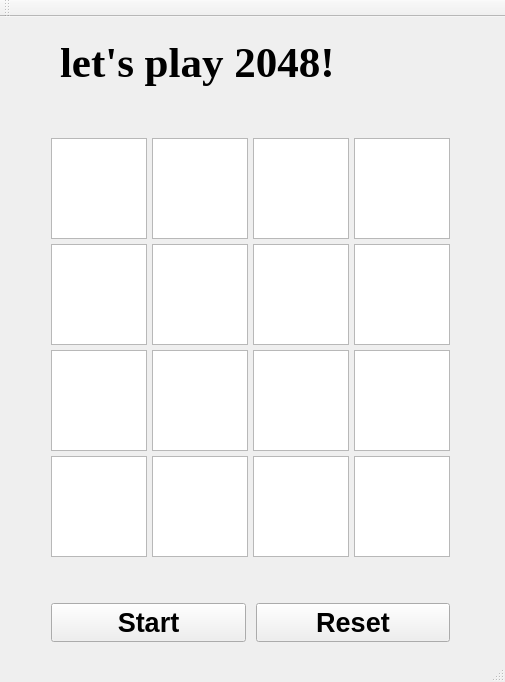
The window that Qt2048/Qt2048.ui (uianster/2048CPP) describes before a commit, drawn with Qt 5.
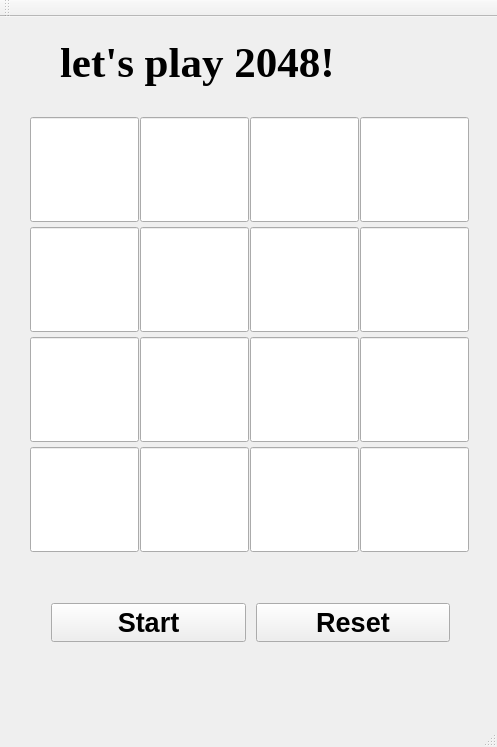
The same window after the commit.

Diff of the .ui file:
```diff
--- a/Qt2048/Qt2048.ui
+++ b/Qt2048/Qt2048.ui
@@ -6,253 +6,14 @@
    <rect>
     <x>0</x>
     <y>0</y>
-    <width>505</width>
-    <height>682</height>
+    <width>497</width>
+    <height>747</height>
    </rect>
   </property>
   <property name="windowTitle">
    <string>Qt2048</string>
   </property>
   <widget class="QWidget" name="centralWidget">
-   <widget class="QWidget" name="gridLayoutWidget">
-    <property name="geometry">
-     <rect>
-      <x>40</x>
-      <y>110</y>
-      <width>421</width>
-      <height>441</height>
-     </rect>
-    </property>
-    <layout class="QGridLayout" name="gridLayout">
-     <property name="spacing">
-      <number>5</number>
-     </property>
-     <item row="2" column="0">
-      <widget class="QTextEdit" name="Elemet_5">
-       <property name="readOnly">
-        <bool>true</bool>
-       </property>
-       <property name="html">
-        <string>&lt;!DOCTYPE HTML PUBLIC &quot;-//W3C//DTD HTML 4.0//EN&quot; &quot;http://www.w3.org/TR/REC-html40/strict.dtd&quot;&gt;
-&lt;html&gt;&lt;head&gt;&lt;meta name=&quot;qrichtext&quot; content=&quot;1&quot; /&gt;&lt;style type=&quot;text/css&quot;&gt;
-p, li { white-space: pre-wrap; }
-&lt;/style&gt;&lt;/head&gt;&lt;body style=&quot; font-family:'SimSun'; font-size:9pt; font-weight:400; font-style:normal;&quot;&gt;
-&lt;p style=&quot;-qt-paragraph-type:empty; margin-top:0px; margin-bottom:0px; margin-left:0px; margin-right:0px; -qt-block-indent:0; text-indent:0px;&quot;&gt;&lt;br /&gt;&lt;/p&gt;&lt;/body&gt;&lt;/html&gt;</string>
-       </property>
-      </widget>
-     </item>
-     <item row="1" column="0">
-      <widget class="QTextEdit" name="Elemet_9">
-       <property name="readOnly">
-        <bool>true</bool>
-       </property>
-       <property name="html">
-        <string>&lt;!DOCTYPE HTML PUBLIC &quot;-//W3C//DTD HTML 4.0//EN&quot; &quot;http://www.w3.org/TR/REC-html40/strict.dtd&quot;&gt;
-&lt;html&gt;&lt;head&gt;&lt;meta name=&quot;qrichtext&quot; content=&quot;1&quot; /&gt;&lt;style type=&quot;text/css&quot;&gt;
-p, li { white-space: pre-wrap; }
-&lt;/style&gt;&lt;/head&gt;&lt;body style=&quot; font-family:'SimSun'; font-size:9pt; font-weight:400; font-style:normal;&quot;&gt;
-&lt;p style=&quot;-qt-paragraph-type:empty; margin-top:0px; margin-bottom:0px; margin-left:0px; margin-right:0px; -qt-block-indent:0; text-indent:0px;&quot;&gt;&lt;br /&gt;&lt;/p&gt;&lt;/body&gt;&lt;/html&gt;</string>
-       </property>
-      </widget>
-     </item>
-     <item row="0" column="0">
-      <widget class="QTextEdit" name="Elemet_13">
-       <property name="readOnly">
-        <bool>true</bool>
-       </property>
-       <property name="html">
-        <string>&lt;!DOCTYPE HTML PUBLIC &quot;-//W3C//DTD HTML 4.0//EN&quot; &quot;http://www.w3.org/TR/REC-html40/strict.dtd&quot;&gt;
-&lt;html&gt;&lt;head&gt;&lt;meta name=&quot;qrichtext&quot; content=&quot;1&quot; /&gt;&lt;style type=&quot;text/css&quot;&gt;
-p, li { white-space: pre-wrap; }
-&lt;/style&gt;&lt;/head&gt;&lt;body style=&quot; font-family:'SimSun'; font-size:9pt; font-weight:400; font-style:normal;&quot;&gt;
-&lt;p style=&quot;-qt-paragraph-type:empty; margin-top:0px; margin-bottom:0px; margin-left:0px; margin-right:0px; -qt-block-indent:0; text-indent:0px;&quot;&gt;&lt;br /&gt;&lt;/p&gt;&lt;/body&gt;&lt;/html&gt;</string>
-       </property>
-      </widget>
-     </item>
-     <item row="3" column="1">
-      <widget class="QTextEdit" name="Elemet_2">
-       <property name="readOnly">
-        <bool>true</bool>
-       </property>
-       <property name="html">
-        <string>&lt;!DOCTYPE HTML PUBLIC &quot;-//W3C//DTD HTML 4.0//EN&quot; &quot;http://www.w3.org/TR/REC-html40/strict.dtd&quot;&gt;
-&lt;html&gt;&lt;head&gt;&lt;meta name=&quot;qrichtext&quot; content=&quot;1&quot; /&gt;&lt;style type=&quot;text/css&quot;&gt;
-p, li { white-space: pre-wrap; }
-&lt;/style&gt;&lt;/head&gt;&lt;body style=&quot; font-family:'SimSun'; font-size:9pt; font-weight:400; font-style:normal;&quot;&gt;
-&lt;p style=&quot;-qt-paragraph-type:empty; margin-top:0px; margin-bottom:0px; margin-left:0px; margin-right:0px; -qt-block-indent:0; text-indent:0px;&quot;&gt;&lt;br /&gt;&lt;/p&gt;&lt;/body&gt;&lt;/html&gt;</string>
-       </property>
-      </widget>
-     </item>
-     <item row="0" column="2">
-      <widget class="QTextEdit" name="Elemet_15">
-       <property name="readOnly">
-        <bool>true</bool>
-       </property>
-       <property name="html">
-        <string>&lt;!DOCTYPE HTML PUBLIC &quot;-//W3C//DTD HTML 4.0//EN&quot; &quot;http://www.w3.org/TR/REC-html40/strict.dtd&quot;&gt;
-&lt;html&gt;&lt;head&gt;&lt;meta name=&quot;qrichtext&quot; content=&quot;1&quot; /&gt;&lt;style type=&quot;text/css&quot;&gt;
-p, li { white-space: pre-wrap; }
-&lt;/style&gt;&lt;/head&gt;&lt;body style=&quot; font-family:'SimSun'; font-size:9pt; font-weight:400; font-style:normal;&quot;&gt;
-&lt;p style=&quot;-qt-paragraph-type:empty; margin-top:0px; margin-bottom:0px; margin-left:0px; margin-right:0px; -qt-block-indent:0; text-indent:0px;&quot;&gt;&lt;br /&gt;&lt;/p&gt;&lt;/body&gt;&lt;/html&gt;</string>
-       </property>
-      </widget>
-     </item>
-     <item row="1" column="2">
-      <widget class="QTextEdit" name="Elemet_11">
-       <property name="readOnly">
-        <bool>true</bool>
-       </property>
-       <property name="html">
-        <string>&lt;!DOCTYPE HTML PUBLIC &quot;-//W3C//DTD HTML 4.0//EN&quot; &quot;http://www.w3.org/TR/REC-html40/strict.dtd&quot;&gt;
-&lt;html&gt;&lt;head&gt;&lt;meta name=&quot;qrichtext&quot; content=&quot;1&quot; /&gt;&lt;style type=&quot;text/css&quot;&gt;
-p, li { white-space: pre-wrap; }
-&lt;/style&gt;&lt;/head&gt;&lt;body style=&quot; font-family:'SimSun'; font-size:9pt; font-weight:400; font-style:normal;&quot;&gt;
-&lt;p style=&quot;-qt-paragraph-type:empty; margin-top:0px; margin-bottom:0px; margin-left:0px; margin-right:0px; -qt-block-indent:0; text-indent:0px;&quot;&gt;&lt;br /&gt;&lt;/p&gt;&lt;/body&gt;&lt;/html&gt;</string>
-       </property>
-      </widget>
-     </item>
-     <item row="2" column="1">
-      <widget class="QTextEdit" name="Elemet_6">
-       <property name="readOnly">
-        <bool>true</bool>
-       </property>
-       <property name="html">
-        <string>&lt;!DOCTYPE HTML PUBLIC &quot;-//W3C//DTD HTML 4.0//EN&quot; &quot;http://www.w3.org/TR/REC-html40/strict.dtd&quot;&gt;
-&lt;html&gt;&lt;head&gt;&lt;meta name=&quot;qrichtext&quot; content=&quot;1&quot; /&gt;&lt;style type=&quot;text/css&quot;&gt;
-p, li { white-space: pre-wrap; }
-&lt;/style&gt;&lt;/head&gt;&lt;body style=&quot; font-family:'SimSun'; font-size:9pt; font-weight:400; font-style:normal;&quot;&gt;
-&lt;p style=&quot;-qt-paragraph-type:empty; margin-top:0px; margin-bottom:0px; margin-left:0px; margin-right:0px; -qt-block-indent:0; text-indent:0px;&quot;&gt;&lt;br /&gt;&lt;/p&gt;&lt;/body&gt;&lt;/html&gt;</string>
-       </property>
-      </widget>
-     </item>
-     <item row="1" column="1">
-      <widget class="QTextEdit" name="Elemet_10">
-       <property name="readOnly">
-        <bool>true</bool>
-       </property>
-       <property name="html">
-        <string>&lt;!DOCTYPE HTML PUBLIC &quot;-//W3C//DTD HTML 4.0//EN&quot; &quot;http://www.w3.org/TR/REC-html40/strict.dtd&quot;&gt;
-&lt;html&gt;&lt;head&gt;&lt;meta name=&quot;qrichtext&quot; content=&quot;1&quot; /&gt;&lt;style type=&quot;text/css&quot;&gt;
-p, li { white-space: pre-wrap; }
-&lt;/style&gt;&lt;/head&gt;&lt;body style=&quot; font-family:'SimSun'; font-size:9pt; font-weight:400; font-style:normal;&quot;&gt;
-&lt;p style=&quot;-qt-paragraph-type:empty; margin-top:0px; margin-bottom:0px; margin-left:0px; margin-right:0px; -qt-block-indent:0; text-indent:0px;&quot;&gt;&lt;br /&gt;&lt;/p&gt;&lt;/body&gt;&lt;/html&gt;</string>
-       </property>
-      </widget>
-     </item>
-     <item row="2" column="2">
-      <widget class="QTextEdit" name="Elemet_7">
-       <property name="readOnly">
-        <bool>true</bool>
-       </property>
-       <property name="html">
-        <string>&lt;!DOCTYPE HTML PUBLIC &quot;-//W3C//DTD HTML 4.0//EN&quot; &quot;http://www.w3.org/TR/REC-html40/strict.dtd&quot;&gt;
-&lt;html&gt;&lt;head&gt;&lt;meta name=&quot;qrichtext&quot; content=&quot;1&quot; /&gt;&lt;style type=&quot;text/css&quot;&gt;
-p, li { white-space: pre-wrap; }
-&lt;/style&gt;&lt;/head&gt;&lt;body style=&quot; font-family:'SimSun'; font-size:9pt; font-weight:400; font-style:normal;&quot;&gt;
-&lt;p style=&quot;-qt-paragraph-type:empty; margin-top:0px; margin-bottom:0px; margin-left:0px; margin-right:0px; -qt-block-indent:0; text-indent:0px;&quot;&gt;&lt;br /&gt;&lt;/p&gt;&lt;/body&gt;&lt;/html&gt;</string>
-       </property>
-      </widget>
-     </item>
-     <item row="3" column="2">
-      <widget class="QTextEdit" name="Elemet_3">
-       <property name="readOnly">
-        <bool>true</bool>
-       </property>
-       <property name="html">
-        <string>&lt;!DOCTYPE HTML PUBLIC &quot;-//W3C//DTD HTML 4.0//EN&quot; &quot;http://www.w3.org/TR/REC-html40/strict.dtd&quot;&gt;
-&lt;html&gt;&lt;head&gt;&lt;meta name=&quot;qrichtext&quot; content=&quot;1&quot; /&gt;&lt;style type=&quot;text/css&quot;&gt;
-p, li { white-space: pre-wrap; }
-&lt;/style&gt;&lt;/head&gt;&lt;body style=&quot; font-family:'SimSun'; font-size:9pt; font-weight:400; font-style:normal;&quot;&gt;
-&lt;p style=&quot;-qt-paragraph-type:empty; margin-top:0px; margin-bottom:0px; margin-left:0px; margin-right:0px; -qt-block-indent:0; text-indent:0px;&quot;&gt;&lt;br /&gt;&lt;/p&gt;&lt;/body&gt;&lt;/html&gt;</string>
-       </property>
-      </widget>
-     </item>
-     <item row="3" column="0">
-      <widget class="QTextEdit" name="Elemet_1">
-       <property name="readOnly">
-        <bool>true</bool>
-       </property>
-       <property name="html">
-        <string>&lt;!DOCTYPE HTML PUBLIC &quot;-//W3C//DTD HTML 4.0//EN&quot; &quot;http://www.w3.org/TR/REC-html40/strict.dtd&quot;&gt;
-&lt;html&gt;&lt;head&gt;&lt;meta name=&quot;qrichtext&quot; content=&quot;1&quot; /&gt;&lt;style type=&quot;text/css&quot;&gt;
-p, li { white-space: pre-wrap; }
-&lt;/style&gt;&lt;/head&gt;&lt;body style=&quot; font-family:'SimSun'; font-size:9pt; font-weight:400; font-style:normal;&quot;&gt;
-&lt;p style=&quot;-qt-paragraph-type:empty; margin-top:0px; margin-bottom:0px; margin-left:0px; margin-right:0px; -qt-block-indent:0; text-indent:0px;&quot;&gt;&lt;br /&gt;&lt;/p&gt;&lt;/body&gt;&lt;/html&gt;</string>
-       </property>
-      </widget>
-     </item>
-     <item row="0" column="1">
-      <widget class="QTextEdit" name="Elemet_14">
-       <property name="readOnly">
-        <bool>true</bool>
-       </property>
-       <property name="html">
-        <string>&lt;!DOCTYPE HTML PUBLIC &quot;-//W3C//DTD HTML 4.0//EN&quot; &quot;http://www.w3.org/TR/REC-html40/strict.dtd&quot;&gt;
-&lt;html&gt;&lt;head&gt;&lt;meta name=&quot;qrichtext&quot; content=&quot;1&quot; /&gt;&lt;style type=&quot;text/css&quot;&gt;
-p, li { white-space: pre-wrap; }
-&lt;/style&gt;&lt;/head&gt;&lt;body style=&quot; font-family:'SimSun'; font-size:9pt; font-weight:400; font-style:normal;&quot;&gt;
-&lt;p style=&quot;-qt-paragraph-type:empty; margin-top:0px; margin-bottom:0px; margin-left:0px; margin-right:0px; -qt-block-indent:0; text-indent:0px;&quot;&gt;&lt;br /&gt;&lt;/p&gt;&lt;/body&gt;&lt;/html&gt;</string>
-       </property>
-      </widget>
-     </item>
-     <item row="0" column="3">
-      <widget class="QTextEdit" name="Elemet_16">
-       <property name="readOnly">
-        <bool>true</bool>
-       </property>
-       <property name="html">
-        <string>&lt;!DOCTYPE HTML PUBLIC &quot;-//W3C//DTD HTML 4.0//EN&quot; &quot;http://www.w3.org/TR/REC-html40/strict.dtd&quot;&gt;
-&lt;html&gt;&lt;head&gt;&lt;meta name=&quot;qrichtext&quot; content=&quot;1&quot; /&gt;&lt;style type=&quot;text/css&quot;&gt;
-p, li { white-space: pre-wrap; }
-&lt;/style&gt;&lt;/head&gt;&lt;body style=&quot; font-family:'SimSun'; font-size:9pt; font-weight:400; font-style:normal;&quot;&gt;
-&lt;p style=&quot;-qt-paragraph-type:empty; margin-top:0px; margin-bottom:0px; margin-left:0px; margin-right:0px; -qt-block-indent:0; text-indent:0px;&quot;&gt;&lt;br /&gt;&lt;/p&gt;&lt;/body&gt;&lt;/html&gt;</string>
-       </property>
-      </widget>
-     </item>
-     <item row="1" column="3">
-      <widget class="QTextEdit" name="Elemet_12">
-       <property name="readOnly">
-        <bool>true</bool>
-       </property>
-       <property name="html">
-        <string>&lt;!DOCTYPE HTML PUBLIC &quot;-//W3C//DTD HTML 4.0//EN&quot; &quot;http://www.w3.org/TR/REC-html40/strict.dtd&quot;&gt;
-&lt;html&gt;&lt;head&gt;&lt;meta name=&quot;qrichtext&quot; content=&quot;1&quot; /&gt;&lt;style type=&quot;text/css&quot;&gt;
-p, li { white-space: pre-wrap; }
-&lt;/style&gt;&lt;/head&gt;&lt;body style=&quot; font-family:'SimSun'; font-size:9pt; font-weight:400; font-style:normal;&quot;&gt;
-&lt;p style=&quot;-qt-paragraph-type:empty; margin-top:0px; margin-bottom:0px; margin-left:0px; margin-right:0px; -qt-block-indent:0; text-indent:0px;&quot;&gt;&lt;br /&gt;&lt;/p&gt;&lt;/body&gt;&lt;/html&gt;</string>
-       </property>
-      </widget>
-     </item>
-     <item row="2" column="3">
-      <widget class="QTextEdit" name="Elemet_8">
-       <property name="readOnly">
-        <bool>true</bool>
-       </property>
-       <property name="html">
-        <string>&lt;!DOCTYPE HTML PUBLIC &quot;-//W3C//DTD HTML 4.0//EN&quot; &quot;http://www.w3.org/TR/REC-html40/strict.dtd&quot;&gt;
-&lt;html&gt;&lt;head&gt;&lt;meta name=&quot;qrichtext&quot; content=&quot;1&quot; /&gt;&lt;style type=&quot;text/css&quot;&gt;
-p, li { white-space: pre-wrap; }
-&lt;/style&gt;&lt;/head&gt;&lt;body style=&quot; font-family:'SimSun'; font-size:9pt; font-weight:400; font-style:normal;&quot;&gt;
-&lt;p style=&quot;-qt-paragraph-type:empty; margin-top:0px; margin-bottom:0px; margin-left:0px; margin-right:0px; -qt-block-indent:0; text-indent:0px;&quot;&gt;&lt;br /&gt;&lt;/p&gt;&lt;/body&gt;&lt;/html&gt;</string>
-       </property>
-      </widget>
-     </item>
-     <item row="3" column="3">
-      <widget class="QTextEdit" name="Elemet_4">
-       <property name="readOnly">
-        <bool>true</bool>
-       </property>
-       <property name="html">
-        <string>&lt;!DOCTYPE HTML PUBLIC &quot;-//W3C//DTD HTML 4.0//EN&quot; &quot;http://www.w3.org/TR/REC-html40/strict.dtd&quot;&gt;
-&lt;html&gt;&lt;head&gt;&lt;meta name=&quot;qrichtext&quot; content=&quot;1&quot; /&gt;&lt;style type=&quot;text/css&quot;&gt;
-p, li { white-space: pre-wrap; }
-&lt;/style&gt;&lt;/head&gt;&lt;body style=&quot; font-family:'SimSun'; font-size:9pt; font-weight:400; font-style:normal;&quot;&gt;
-&lt;p style=&quot;-qt-paragraph-type:empty; margin-top:0px; margin-bottom:0px; margin-left:0px; margin-right:0px; -qt-block-indent:0; text-indent:0px;&quot;&gt;&lt;br /&gt;&lt;/p&gt;&lt;/body&gt;&lt;/html&gt;</string>
-       </property>
-      </widget>
-     </item>
-    </layout>
-   </widget>
    <widget class="QLabel" name="label">
     <property name="geometry">
      <rect>
@@ -321,6 +82,550 @@
      </item>
     </layout>
    </widget>
+   <widget class="QLineEdit" name="lineEdit_14">
+    <property name="geometry">
+     <rect>
+      <x>140</x>
+      <y>100</y>
+      <width>109</width>
+      <height>105</height>
+     </rect>
+    </property>
+    <property name="minimumSize">
+     <size>
+      <width>105</width>
+      <height>105</height>
+     </size>
+    </property>
+    <property name="baseSize">
+     <size>
+      <width>105</width>
+      <height>105</height>
+     </size>
+    </property>
+    <property name="font">
+     <font>
+      <family>Times New Roman</family>
+      <pointsize>20</pointsize>
+     </font>
+    </property>
+    <property name="alignment">
+     <set>Qt::AlignCenter</set>
+    </property>
+    <property name="readOnly">
+     <bool>true</bool>
+    </property>
+   </widget>
+   <widget class="QLineEdit" name="lineEdit_13">
+    <property name="geometry">
+     <rect>
+      <x>30</x>
+      <y>100</y>
+      <width>109</width>
+      <height>105</height>
+     </rect>
+    </property>
+    <property name="minimumSize">
+     <size>
+      <width>105</width>
+      <height>105</height>
+     </size>
+    </property>
+    <property name="baseSize">
+     <size>
+      <width>105</width>
+      <height>105</height>
+     </size>
+    </property>
+    <property name="font">
+     <font>
+      <family>Times New Roman</family>
+      <pointsize>20</pointsize>
+     </font>
+    </property>
+    <property name="alignment">
+     <set>Qt::AlignCenter</set>
+    </property>
+    <property name="readOnly">
+     <bool>true</bool>
+    </property>
+   </widget>
+   <widget class="QLineEdit" name="lineEdit_16">
+    <property name="geometry">
+     <rect>
+      <x>360</x>
+      <y>100</y>
+      <width>109</width>
+      <height>105</height>
+     </rect>
+    </property>
+    <property name="minimumSize">
+     <size>
+      <width>105</width>
+      <height>105</height>
+     </size>
+    </property>
+    <property name="baseSize">
+     <size>
+      <width>105</width>
+      <height>105</height>
+     </size>
+    </property>
+    <property name="font">
+     <font>
+      <family>Times New Roman</family>
+      <pointsize>20</pointsize>
+     </font>
+    </property>
+    <property name="alignment">
+     <set>Qt::AlignCenter</set>
+    </property>
+    <property name="readOnly">
+     <bool>true</bool>
+    </property>
+   </widget>
+   <widget class="QLineEdit" name="lineEdit_15">
+    <property name="geometry">
+     <rect>
+      <x>250</x>
+      <y>100</y>
+      <width>109</width>
+      <height>105</height>
+     </rect>
+    </property>
+    <property name="minimumSize">
+     <size>
+      <width>105</width>
+      <height>105</height>
+     </size>
+    </property>
+    <property name="baseSize">
+     <size>
+      <width>105</width>
+      <height>105</height>
+     </size>
+    </property>
+    <property name="font">
+     <font>
+      <family>Times New Roman</family>
+      <pointsize>20</pointsize>
+     </font>
+    </property>
+    <property name="alignment">
+     <set>Qt::AlignCenter</set>
+    </property>
+    <property name="readOnly">
+     <bool>true</bool>
+    </property>
+   </widget>
+   <widget class="QLineEdit" name="lineEdit_11">
+    <property name="geometry">
+     <rect>
+      <x>250</x>
+      <y>210</y>
+      <width>109</width>
+      <height>105</height>
+     </rect>
+    </property>
+    <property name="minimumSize">
+     <size>
+      <width>105</width>
+      <height>105</height>
+     </size>
+    </property>
+    <property name="baseSize">
+     <size>
+      <width>105</width>
+      <height>105</height>
+     </size>
+    </property>
+    <property name="font">
+     <font>
+      <family>Times New Roman</family>
+      <pointsize>20</pointsize>
+     </font>
+    </property>
+    <property name="alignment">
+     <set>Qt::AlignCenter</set>
+    </property>
+    <property name="readOnly">
+     <bool>true</bool>
+    </property>
+   </widget>
+   <widget class="QLineEdit" name="lineEdit_10">
+    <property name="geometry">
+     <rect>
+      <x>140</x>
+      <y>210</y>
+      <width>109</width>
+      <height>105</height>
+     </rect>
+    </property>
+    <property name="minimumSize">
+     <size>
+      <width>105</width>
+      <height>105</height>
+     </size>
+    </property>
+    <property name="baseSize">
+     <size>
+      <width>105</width>
+      <height>105</height>
+     </size>
+    </property>
+    <property name="font">
+     <font>
+      <family>Times New Roman</family>
+      <pointsize>20</pointsize>
+     </font>
+    </property>
+    <property name="alignment">
+     <set>Qt::AlignCenter</set>
+    </property>
+    <property name="readOnly">
+     <bool>true</bool>
+    </property>
+   </widget>
+   <widget class="QLineEdit" name="lineEdit_9">
+    <property name="geometry">
+     <rect>
+      <x>30</x>
+      <y>210</y>
+      <width>109</width>
+      <height>105</height>
+     </rect>
+    </property>
+    <property name="minimumSize">
+     <size>
+      <width>105</width>
+      <height>105</height>
+     </size>
+    </property>
+    <property name="baseSize">
+     <size>
+      <width>105</width>
+      <height>105</height>
+     </size>
+    </property>
+    <property name="font">
+     <font>
+      <family>Times New Roman</family>
+      <pointsize>20</pointsize>
+     </font>
+    </property>
+    <property name="alignment">
+     <set>Qt::AlignCenter</set>
+    </property>
+    <property name="readOnly">
+     <bool>true</bool>
+    </property>
+   </widget>
+   <widget class="QLineEdit" name="lineEdit_12">
+    <property name="geometry">
+     <rect>
+      <x>360</x>
+      <y>210</y>
+      <width>109</width>
+      <height>105</height>
+     </rect>
+    </property>
+    <property name="minimumSize">
+     <size>
+      <width>105</width>
+      <height>105</height>
+     </size>
+    </property>
+    <property name="baseSize">
+     <size>
+      <width>105</width>
+      <height>105</height>
+     </size>
+    </property>
+    <property name="font">
+     <font>
+      <family>Times New Roman</family>
+      <pointsize>20</pointsize>
+     </font>
+    </property>
+    <property name="alignment">
+     <set>Qt::AlignCenter</set>
+    </property>
+    <property name="readOnly">
+     <bool>true</bool>
+    </property>
+   </widget>
+   <widget class="QLineEdit" name="lineEdit_8">
+    <property name="geometry">
+     <rect>
+      <x>360</x>
+      <y>320</y>
+      <width>109</width>
+      <height>105</height>
+     </rect>
+    </property>
+    <property name="minimumSize">
+     <size>
+      <width>105</width>
+      <height>105</height>
+     </size>
+    </property>
+    <property name="baseSize">
+     <size>
+      <width>105</width>
+      <height>105</height>
+     </size>
+    </property>
+    <property name="font">
+     <font>
+      <family>Times New Roman</family>
+      <pointsize>20</pointsize>
+     </font>
+    </property>
+    <property name="alignment">
+     <set>Qt::AlignCenter</set>
+    </property>
+    <property name="readOnly">
+     <bool>true</bool>
+    </property>
+   </widget>
+   <widget class="QLineEdit" name="lineEdit_6">
+    <property name="geometry">
+     <rect>
+      <x>140</x>
+      <y>320</y>
+      <width>109</width>
+      <height>105</height>
+     </rect>
+    </property>
+    <property name="minimumSize">
+     <size>
+      <width>105</width>
+      <height>105</height>
+     </size>
+    </property>
+    <property name="baseSize">
+     <size>
+      <width>105</width>
+      <height>105</height>
+     </size>
+    </property>
+    <property name="font">
+     <font>
+      <family>Times New Roman</family>
+      <pointsize>20</pointsize>
+     </font>
+    </property>
+    <property name="alignment">
+     <set>Qt::AlignCenter</set>
+    </property>
+    <property name="readOnly">
+     <bool>true</bool>
+    </property>
+   </widget>
+   <widget class="QLineEdit" name="lineEdit_5">
+    <property name="geometry">
+     <rect>
+      <x>30</x>
+      <y>320</y>
+      <width>109</width>
+      <height>105</height>
+     </rect>
+    </property>
+    <property name="minimumSize">
+     <size>
+      <width>105</width>
+      <height>105</height>
+     </size>
+    </property>
+    <property name="baseSize">
+     <size>
+      <width>105</width>
+      <height>105</height>
+     </size>
+    </property>
+    <property name="font">
+     <font>
+      <family>Times New Roman</family>
+      <pointsize>20</pointsize>
+     </font>
+    </property>
+    <property name="alignment">
+     <set>Qt::AlignCenter</set>
+    </property>
+    <property name="readOnly">
+     <bool>true</bool>
+    </property>
+   </widget>
+   <widget class="QLineEdit" name="lineEdit_7">
+    <property name="geometry">
+     <rect>
+      <x>250</x>
+      <y>320</y>
+      <width>109</width>
+      <height>105</height>
+     </rect>
+    </property>
+    <property name="minimumSize">
+     <size>
+      <width>105</width>
+      <height>105</height>
+     </size>
+    </property>
+    <property name="baseSize">
+     <size>
+      <width>105</width>
+      <height>105</height>
+     </size>
+    </property>
+    <property name="font">
+     <font>
+      <family>Times New Roman</family>
+      <pointsize>20</pointsize>
+     </font>
+    </property>
+    <property name="alignment">
+     <set>Qt::AlignCenter</set>
+    </property>
+    <property name="readOnly">
+     <bool>true</bool>
+    </property>
+   </widget>
+   <widget class="QLineEdit" name="lineEdit_4">
+    <property name="geometry">
+     <rect>
+      <x>360</x>
+      <y>430</y>
+      <width>109</width>
+      <height>105</height>
+     </rect>
+    </property>
+    <property name="minimumSize">
+     <size>
+      <width>105</width>
+      <height>105</height>
+     </size>
+    </property>
+    <property name="baseSize">
+     <size>
+      <width>105</width>
+      <height>105</height>
+     </size>
+    </property>
+    <property name="font">
+     <font>
+      <family>Times New Roman</family>
+      <pointsize>20</pointsize>
+     </font>
+    </property>
+    <property name="alignment">
+     <set>Qt::AlignCenter</set>
+    </property>
+    <property name="readOnly">
+     <bool>true</bool>
+    </property>
+   </widget>
+   <widget class="QLineEdit" name="lineEdit_2">
+    <property name="geometry">
+     <rect>
+      <x>140</x>
+      <y>430</y>
+      <width>109</width>
+      <height>105</height>
+     </rect>
+    </property>
+    <property name="minimumSize">
+     <size>
+      <width>105</width>
+      <height>105</height>
+     </size>
+    </property>
+    <property name="baseSize">
+     <size>
+      <width>105</width>
+      <height>105</height>
+     </size>
+    </property>
+    <property name="font">
+     <font>
+      <family>Times New Roman</family>
+      <pointsize>20</pointsize>
+     </font>
+    </property>
+    <property name="alignment">
+     <set>Qt::AlignCenter</set>
+    </property>
+    <property name="readOnly">
+     <bool>true</bool>
+    </property>
+   </widget>
+   <widget class="QLineEdit" name="lineEdit_1">
+    <property name="geometry">
+     <rect>
+      <x>30</x>
+      <y>430</y>
+      <width>109</width>
+      <height>105</height>
+     </rect>
+    </property>
+    <property name="minimumSize">
+     <size>
+      <width>105</width>
+      <height>105</height>
+     </size>
+    </property>
+    <property name="baseSize">
+     <size>
+      <width>105</width>
+      <height>105</height>
+     </size>
+    </property>
+    <property name="font">
+     <font>
+      <family>Times New Roman</family>
+      <pointsize>20</pointsize>
+     </font>
+    </property>
+    <property name="alignment">
+     <set>Qt::AlignCenter</set>
+    </property>
+    <property name="readOnly">
+     <bool>true</bool>
+    </property>
+   </widget>
+   <widget class="QLineEdit" name="lineEdit_3">
+    <property name="geometry">
+     <rect>
+      <x>250</x>
+      <y>430</y>
+      <width>109</width>
+      <height>105</height>
+     </rect>
+    </property>
+    <property name="minimumSize">
+     <size>
+      <width>105</width>
+      <height>105</height>
+     </size>
+    </property>
+    <property name="baseSize">
+     <size>
+      <width>105</width>
+      <height>105</height>
+     </size>
+    </property>
+    <property name="font">
+     <font>
+      <family>Times New Roman</family>
+      <pointsize>20</pointsize>
+     </font>
+    </property>
+    <property name="alignment">
+     <set>Qt::AlignCenter</set>
+    </property>
+    <property name="readOnly">
+     <bool>true</bool>
+    </property>
+   </widget>
   </widget>
   <widget class="QMenuBar" name="menuBar">
    <property name="geometry">
```
Left out of the diff: 10 changed lines with no effect on the pictures.
